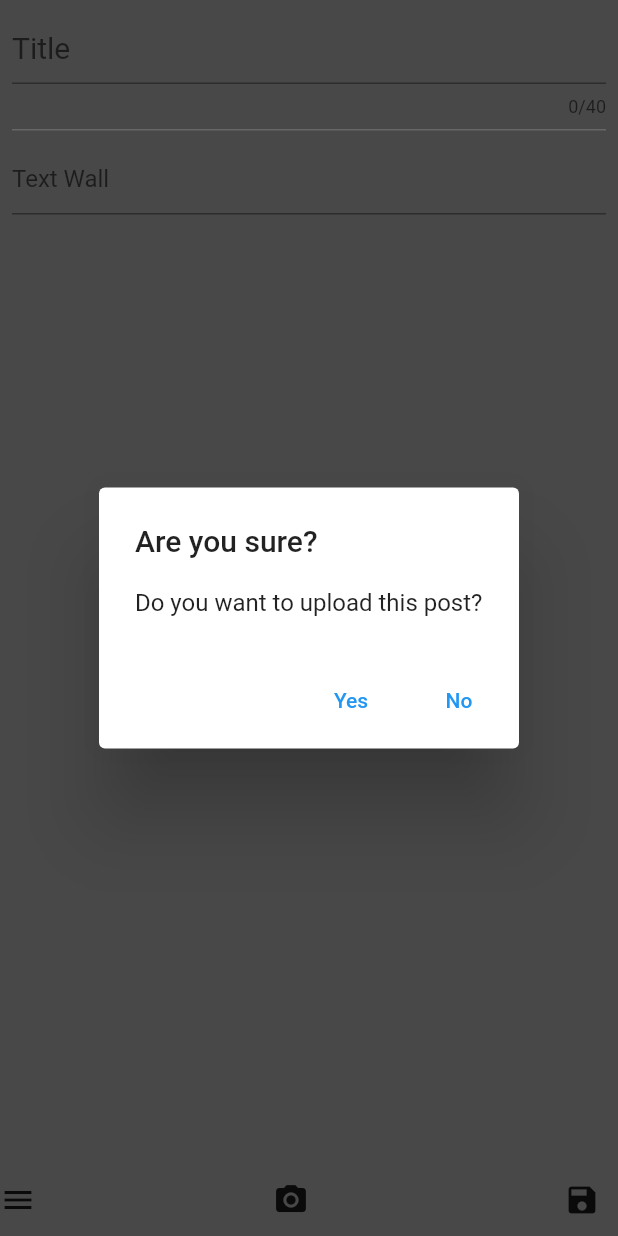
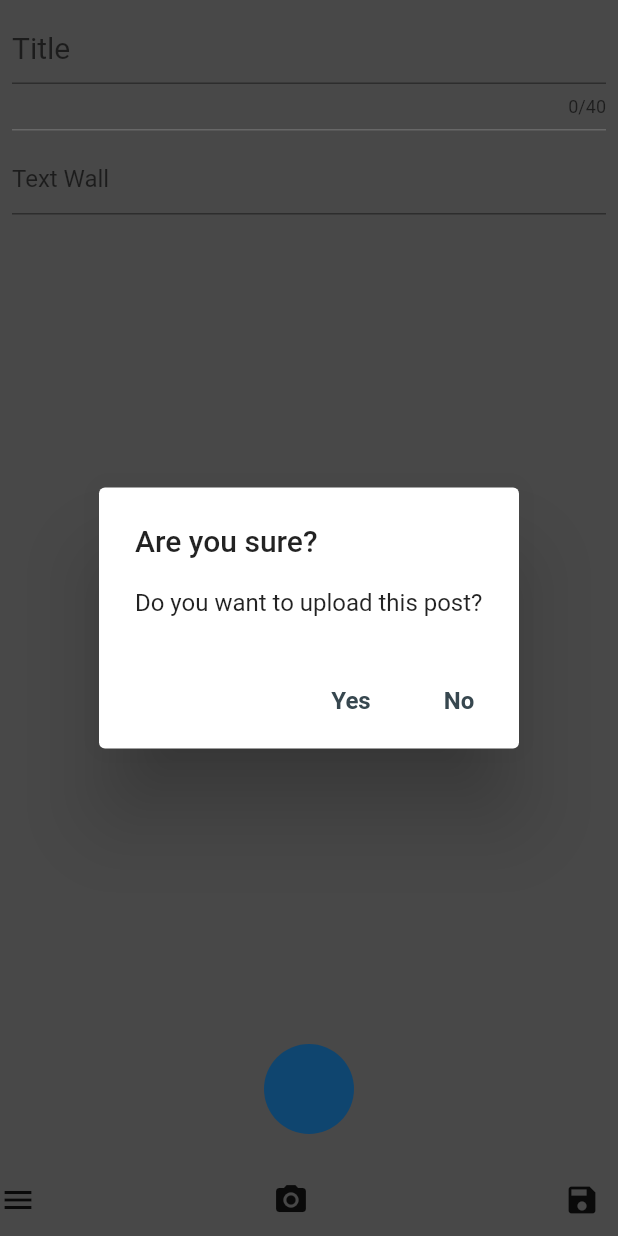
Before and after one commit to LeeBadal/memgeo, a Flutter app: the PostPage screen opened directly, after a tap on the "save" icon, on a phone screen of 412 x 824 dp. Run offline on Flutter 3.47's test engine with Material 2 defaults, Android fonts, the light colour scheme and no system bars; our stand-ins replace audioplayers, cloud_firestore, firebase_auth, firebase_core, firebase_storage, geocoding and 5 more; missing offline and left inert: dart:ffi, flutter_sound; accounts and stored records are empty; generated files the repository leaves out were written again; network calls fail.

Commit message:
lots of stuffz

```diff
--- a/lib/memgeoTheme.dart
+++ b/lib/memgeoTheme.dart
@@ -1,4 +1,37 @@
 import 'package:flutter/material.dart';
+
+MaterialColor mgSwatch = MaterialColor(
+  0xFF37474F, // You can replace this value with the hex value of your desired shade of dark grey
+  <int, Color>{
+    50: Color(0xFFECEFF1),
+    100: Color(0xFFCFD8DC),
+    200: Color(0xFFB0BEC5),
+    300: Color(0xFF90A4AE),
+    400: Color(0xFF78919C),
+    500: Color(0xFF607D8B),
+    600: Color(0xFF546E7A),
+    700: Color(0xFF455A64),
+    800: Color(0xFF37474F),
+    900: Color(0xFF263238),
+  },
+);
+
+// secondary swatch is yellow
+MaterialColor mgSwatch2 = MaterialColor(
+  0xFFFBC02D, // You can replace this value with the hex value of your desired shade of dark grey
+  <int, Color>{
+    50: Color(0xFFFFFDE7),
+    100: Color(0xFFFFF9C4),
+    200: Color(0xFFFFF59D),
+    300: Color(0xFFFFF176),
+    400: Color(0xFFFFEE58),
+    500: Color(0xFFFFEB3B),
+    600: Color(0xFFFDD835),
+    700: Color(0xFFFBC02D),
+    800: Color(0xFFF9A825),
+    900: Color(0xFFF57F17),
+  },
+);
 
 class mgTheme {
   static final ThemeData themeData = ThemeData(
@@ -18,8 +51,8 @@ class mgTheme {
           color: Colors.white,
         ),
       ),
-    splashColor: Colors.blue[50],
-    colorScheme: ColorScheme.fromSwatch(primarySwatch: Colors.blue)
-        .copyWith(secondary: Colors.pink),
-  );
+      splashColor: mgSwatch,
+      colorScheme: ColorScheme.fromSwatch(primarySwatch: mgSwatch)
+          .copyWith(secondary: mgSwatch2),
+      backgroundColor: mgSwatch);
 }
--- a/lib/models/recorder_model.dart
+++ b/lib/models/recorder_model.dart
@@ -24,7 +24,9 @@ class RecorderProvider with ChangeNotifier {
   String get hasPath => _hasPath;
   bool get isRecording => _isRecording;
   bool get hasRecording => _hasRecording;
+  set hasRecording(bool value) => _hasRecording = value;
   String get filename => _filename;
+
   FlutterSoundPlayer get audioPlayer => _audioPlayer;
   StreamSubscription<PlaybackDisposition> get onPlayerCompletionSubscription =>
       _onPlayerCompletionSubscription;
--- a/lib/postpage.dart
+++ b/lib/postpage.dart
@@ -10,6 +10,8 @@ import 'models/post.dart';
 import 'models/recorder_model.dart';
 import 'package:image_picker/image_picker.dart';
 import 'package:memgeo/randomHelpers.dart';
+import 'package:memgeo/widgets/successDialog.dart';
+import 'package:memgeo/recordingButton.dart' as recordingButton;
 
 class PostPage extends StatefulWidget {
   @override
@@ -41,6 +43,7 @@ class _PostPageState extends State<PostPage> {
 
   @override
   Widget build(BuildContext context) {
+    final recordingState = Provider.of<RecorderProvider>(context);
     return Scaffold(
       backgroundColor: generateRandomLightColor(),
       body: Container(
@@ -94,6 +97,20 @@ class _PostPageState extends State<PostPage> {
                 ),
               ),
             ),
+            Positioned(
+                bottom: 0,
+                child: SizedBox(
+                    height: 100,
+                    width: MediaQuery.of(context).size.width,
+                    child: Row(
+                      mainAxisAlignment: MainAxisAlignment.center,
+                      children: [
+                        recordingButton.RecordingButton(),
+                        recordingState.hasRecording
+                            ? recordingButton.PlayLocalRecordingButton()
+                            : Container()
+                      ],
+                    )))
           ],
         ),
       ),
@@ -152,6 +169,10 @@ class TransparentAppBar extends StatelessWidget {
                         TextButton(
                           child: Text('Yes'),
                           onPressed: () async {
+                            int counter = 0;
+                            Navigator.popUntil(context, (route) {
+                              return counter++ == 2;
+                            });
                             if (Provider.of<RecorderProvider>(context,
                                     listen: false)
                                 .hasRecording) {
@@ -181,12 +202,11 @@ class TransparentAppBar extends StatelessWidget {
                                 final db = Db();
                                 db.addPostObject(po);
                               } catch (e) {
+                                failedDialog(context,
+                                    message:
+                                        "There was an error, please try again");
                                 print(e);
                               }
-                              int counter = 0;
-                              Navigator.popUntil(context, (route) {
-                                return counter++ == 2;
-                              });
                             }
                           },
                         ),
--- a/lib/recordingButton.dart
+++ b/lib/recordingButton.dart
@@ -12,13 +12,15 @@ class RecordingButton extends StatefulWidget {
   State<RecordingButton> createState() => _RecordingButtonState();
 }
 
-class _RecordingButtonState extends State<RecordingButton> {
+class _RecordingButtonState extends State<RecordingButton>
+    with TickerProviderStateMixin {
+  late AnimationController _animationController;
   bool _isRecording = false;
-  bool _hasRecording = false;
 
   void _startRecording() {
     setState(() {
       _isRecording = true;
+      _animationController.forward(from: 0.0);
     });
     Provider.of<RecorderProvider>(context, listen: false).startRecording();
   }
@@ -26,34 +28,65 @@ class _RecordingButtonState extends State<RecordingButton> {
   void _stopRecording() {
     setState(() {
       _isRecording = false;
-      _hasRecording = true;
+      Provider.of<RecorderProvider>(context, listen: false).hasRecording = true;
+      _animationController.stop();
     });
     Provider.of<RecorderProvider>(context, listen: false).stopRecording();
   }
 
   @override
+  void initState() {
+    super.initState();
+    _animationController = AnimationController(
+      vsync: this,
+      duration: const Duration(seconds: 10),
+    );
+  }
+
+  @override
   Widget build(BuildContext context) {
-    final recordingState = Provider.of<RecorderProvider>(context);
     return GestureDetector(
       onTapDown: (details) {
         _startRecording();
       },
       onTapUp: (details) {
         _stopRecording();
-        recordingState.setHasRecording(true);
       },
+      child: SizedBox(
+        width: 100,
+        height: 100,
+        child: Stack(
+          children: [
+            Center(
               child: Container(
-        width: double.infinity,
-        height: 50,
+                width: 60,
+                height: 60,
                 decoration: BoxDecoration(
                   color: _isRecording ? Colors.red : Colors.blue,
-          borderRadius: BorderRadius.circular(10),
+                  shape: BoxShape.circle,
                 ),
-        child: Center(
-          child: Text(
-            _isRecording ? "Recording..." : "Recording button",
-            style: TextStyle(color: Colors.white),
               ),
+            ),
+            Center(
+              child: SizedBox(
+                width: 80,
+                height: 80,
+                child: AnimatedBuilder(
+                  animation: _animationController,
+                  builder: (context, child) {
+                    return CircularProgressIndicator(
+                      value: _animationController.value,
+                      backgroundColor: Colors.grey,
+                      valueColor: AlwaysStoppedAnimation<Color>(
+                        Colors.red,
+                      ),
+                      strokeWidth: 5,
+                    );
+                  },
+                ),
+              ),
+            ),
+          ],
         ),
       ),
     );
@@ -87,8 +120,8 @@ class _PlayLocalRecordingButtonState extends State<PlayLocalRecordingButton> {
   Widget build(BuildContext context) {
     playbackState =
         Provider.of<RecorderProvider>(context, listen: true).playbackState;
-    return GestureDetector(
-      onTap: () {
+    return IconButton(
+      onPressed: () {
         if (playbackState == PlaybackState.play) {
           Provider.of<RecorderProvider>(context, listen: false)
               .playRecentRecording();
@@ -100,23 +133,12 @@ class _PlayLocalRecordingButtonState extends State<PlayLocalRecordingButton> {
               .resumeRecentRecording();
         }
       },
-      child: Container(
-        width: double.infinity,
-        height: 50,
-        decoration: BoxDecoration(
-          color: Colors.blue,
-          borderRadius: BorderRadius.circular(10),
-        ),
-        child: Center(
-          child: Text(
+      icon: Icon(
         playbackState == PlaybackState.play
-                ? "Play recording"
+            ? Icons.replay
             : playbackState == PlaybackState.pause
-                    ? "Pause"
-                    : "Resume",
-            style: TextStyle(color: Colors.white),
-          ),
-        ),
+                ? Icons.pause
+                : Icons.play_arrow,
       ),
     );
   }
--- a/pubspec.yaml
+++ b/pubspec.yaml
@@ -41,13 +41,14 @@ dependencies:
   image_picker: ^0.8.6+1
   transparent_image: ^2.0.0
   cached_network_image: ^3.2.3
+  intl: ^0.17.0
 
 
   # The following adds the Cupertino Icons font to your application.
   # Use with the CupertinoIcons class for iOS style icons.
   cupertino_icons: ^1.0.2
   http: ^0.13.5
-  firebase_auth: ^4.2.5
+  firebase_auth: ^4.2.7
   firebase_core: ^2.4.1
   cloud_firestore: ^4.3.1
   firebase_storage: ^11.0.10
```
Also changed, not shown: lib/db/db.dart (+12 -0 lines), lib/main.dart (+1 -22 lines), lib/randomHelpers.dart (+8 -0 lines), lib/viewPostPage.dart (+9 -2 lines), lib/widgets/successDialog.dart (added, +57 -0 lines). Lines whose indentation alone changed are shown as unchanged.
